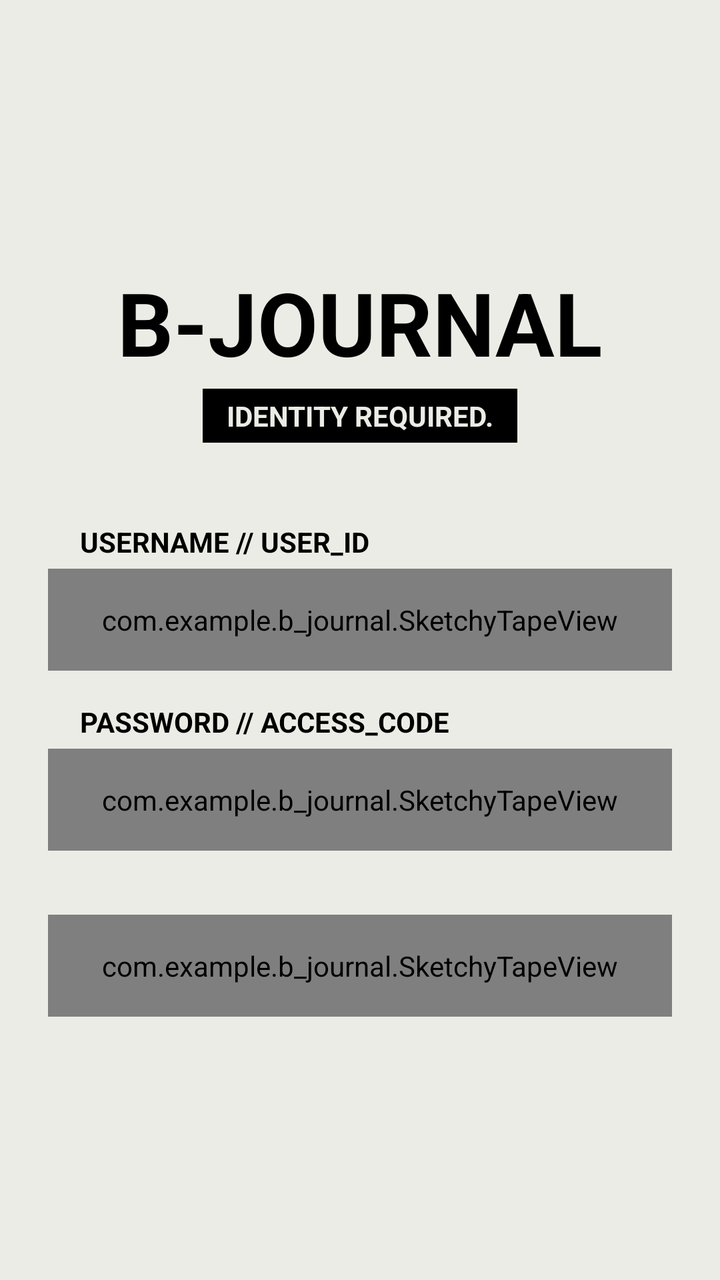
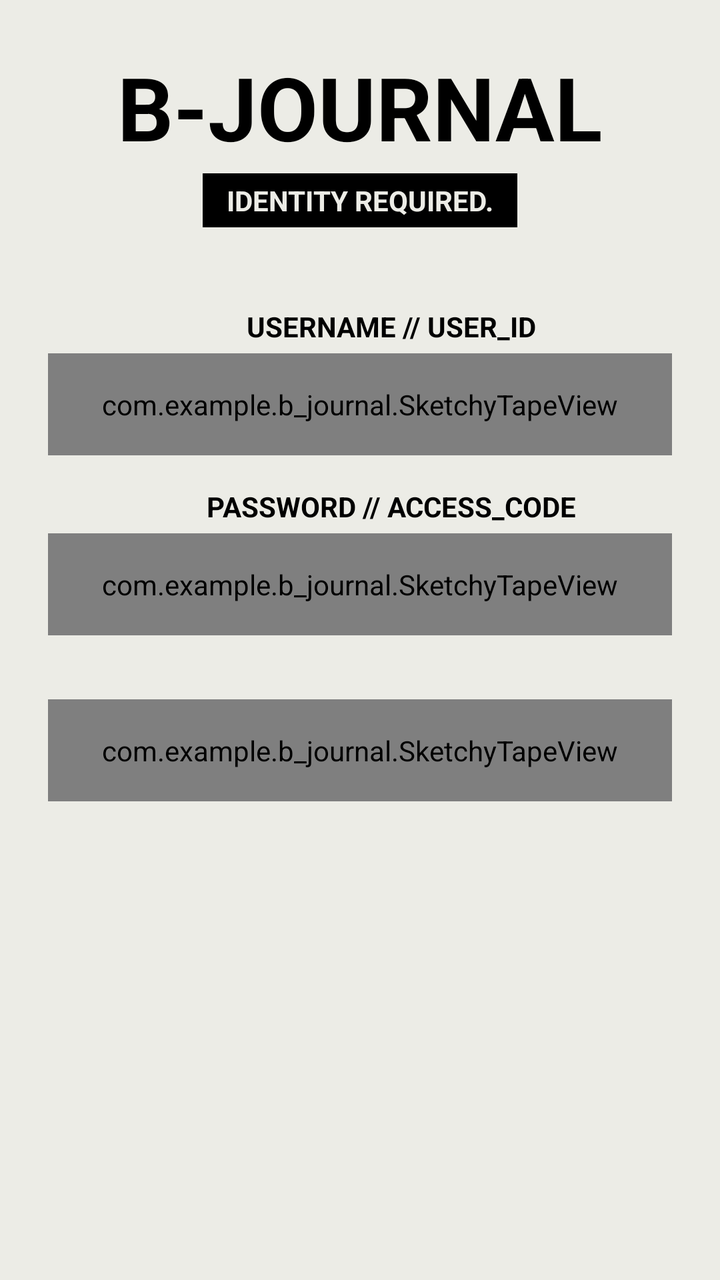

Screens rendered from an Android XML layout before and after an edit, with the pre-edit source and the edit as a unified diff.
<!-- AndroidManifest.xml: application theme Theme.BJournal -->
<!-- res/layout/activity_main.xml -->
<?xml version="1.0" encoding="utf-8"?>
<ScrollView xmlns:android="http://schemas.android.com/apk/res/android"
    xmlns:app="http://schemas.android.com/apk/res-auto"
    android:layout_width="match_parent"
    android:layout_height="match_parent"
    android:background="#ECECE6"
    android:fillViewport="true">

    <LinearLayout
        android:layout_width="match_parent"
        android:layout_height="wrap_content"
        android:orientation="vertical"
        android:padding="24dp"
        android:gravity="center_vertical">

        <TextView
            android:layout_width="wrap_content"
            android:layout_height="wrap_content"
            android:text="B-JOURNAL"
            android:textSize="44sp"
            android:textStyle="bold"
            android:textColor="@android:color/black"
            android:layout_gravity="center_horizontal"
            android:layout_marginBottom="4dp" />

        <TextView
            android:layout_width="wrap_content"
            android:layout_height="wrap_content"
            android:text="IDENTITY REQUIRED."
            android:background="@android:color/black"
            android:textColor="#ECECE6"
            android:paddingHorizontal="12dp"
            android:paddingVertical="4dp"
            android:textStyle="bold"
            android:layout_gravity="center_horizontal"
            android:layout_marginBottom="40dp" />

        <TextView
            android:layout_width="wrap_content"
            android:layout_height="wrap_content"
            android:text="USERNAME // USER_ID"
            android:textColor="@android:color/black"
            android:textStyle="bold"
            android:textSize="14sp"
            android:layout_marginLeft="16dp"
            android:layout_marginBottom="4dp" />

        <com.example.b_journal.SketchyTapeView
            android:layout_width="match_parent"
            android:layout_height="wrap_content"
            android:padding="16dp"
            android:layout_marginBottom="16dp">

            <EditText
                android:id="@+id/et_user_id"
                android:layout_width="match_parent"
                android:layout_height="55dp"
                android:background="@android:color/white"
                android:hint="ENTER.USERNAME@HERE"
                android:textColorHint="#A0A0A0"
                android:padding="12dp"
                android:textColor="@android:color/black"
                android:textStyle="bold"
                android:inputType="text" />
        </com.example.b_journal.SketchyTapeView>

        <TextView
            android:layout_width="wrap_content"
            android:layout_height="wrap_content"
            android:text="PASSWORD // ACCESS_CODE"
            android:textColor="@android:color/black"
            android:textStyle="bold"
            android:textSize="14sp"
            android:layout_marginLeft="16dp"
            android:layout_marginBottom="4dp" />

        <com.example.b_journal.SketchyTapeView
            android:layout_width="match_parent"
            android:layout_height="wrap_content"
            android:padding="16dp"
            android:layout_marginBottom="32dp">

            <EditText
                android:id="@+id/et_access_code"
                android:layout_width="match_parent"
                android:layout_height="55dp"
                android:background="@android:color/white"
                android:hint="••••••••"
                android:textColorHint="#A0A0A0"
                android:padding="12dp"
                android:textColor="@android:color/black"
                android:inputType="textPassword" />
        </com.example.b_journal.SketchyTapeView>

        <com.example.b_journal.SketchyTapeView
            android:layout_width="match_parent"
            android:layout_height="wrap_content"
            android:padding="16dp">

            <FrameLayout
                android:layout_width="match_parent"
                android:layout_height="65dp">

                <Button
                    android:id="@+id/btn_authenticate"
                    android:layout_width="match_parent"
                    android:layout_height="match_parent"
                    android:backgroundTint="#C8102E"
                    android:text="AUTHENTICATE"
                    android:textColor="#ECECE6"
                    android:textSize="18sp"
                    android:textStyle="bold"
                    app:cornerRadius="0dp" />

                <ProgressBar
                    android:id="@+id/progress_loading"
                    android:layout_width="30dp"
                    android:layout_height="30dp"
                    android:layout_gravity="center"
                    android:visibility="gone"
                    android:indeterminateTint="#ECECE6" />
            </FrameLayout>
        </com.example.b_journal.SketchyTapeView>

    </LinearLayout>
</ScrollView>
<!-- resources referenced by this layout -->
<resources>
  <style name="Theme.BJournal" parent="Base.Theme.BJournal" />
  <style name="Base.Theme.BJournal" parent="Theme.Material3.DayNight.NoActionBar">
          
          
      </style>
</resources>

<!-- the commit's change to res/layout/activity_main.xml (unified diff, before → after) -->
@@ -1,17 +1,18 @@
 <?xml version="1.0" encoding="utf-8"?>
-<ScrollView xmlns:android="http://schemas.android.com/apk/res/android"
+<ScrollView
+    xmlns:android="http://schemas.android.com/apk/res/android"
     xmlns:app="http://schemas.android.com/apk/res-auto"
     android:layout_width="match_parent"
     android:layout_height="match_parent"
-    android:background="#ECECE6"
-    android:fillViewport="true">
+    android:fillViewport="true"
+    android:background="#ECECE6">
 
     <LinearLayout
         android:layout_width="match_parent"
         android:layout_height="wrap_content"
         android:orientation="vertical"
         android:padding="24dp"
-        android:gravity="center_vertical">
+        android:gravity="center_horizontal">
 
         <TextView
             android:layout_width="wrap_content"
